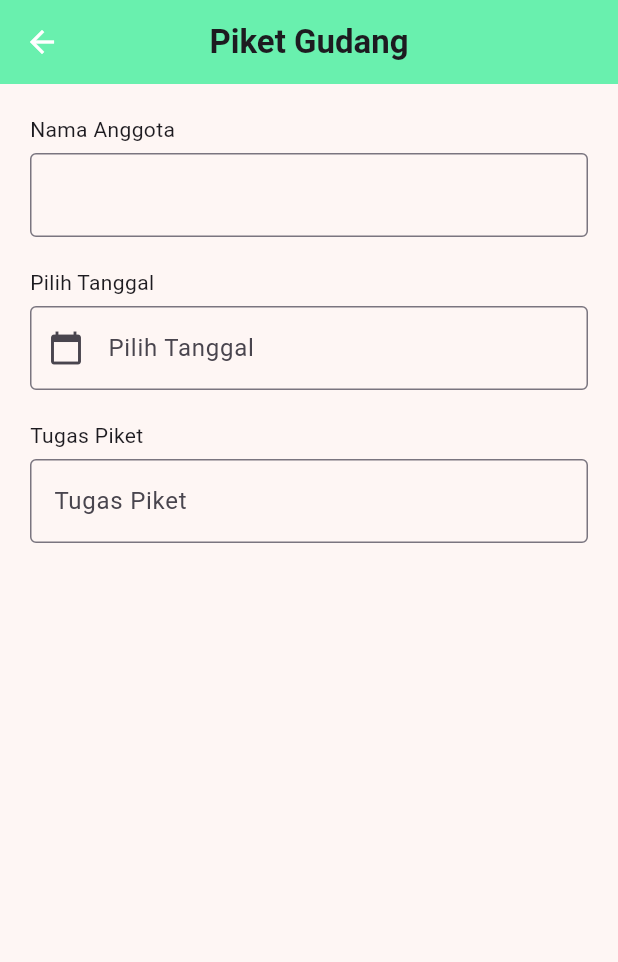
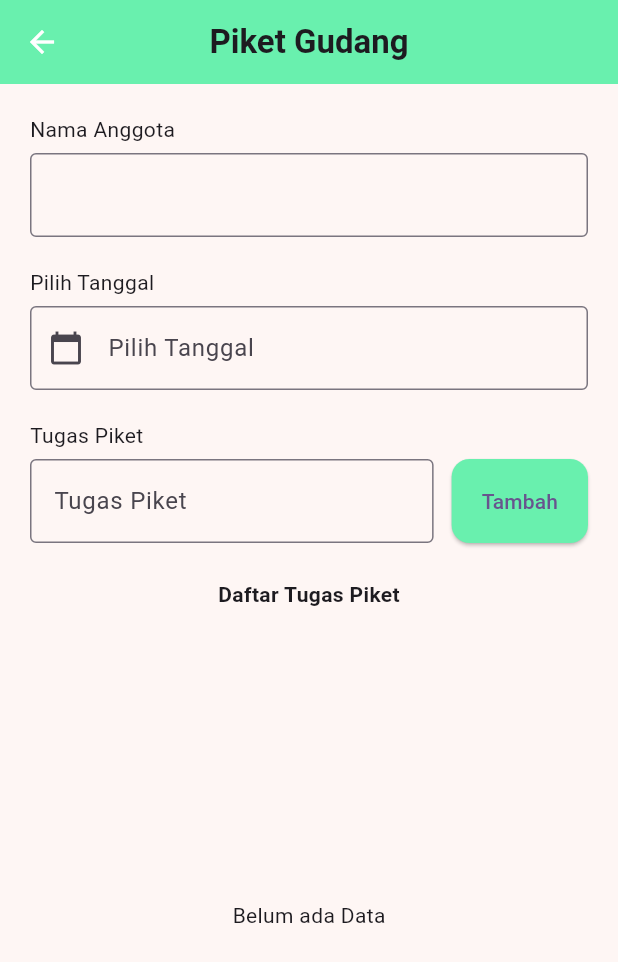
Before and after one commit to MuhammadKhalifRasyidi/20220140062_UCP1Flutter, a Flutter app: the DataPiket screen opened directly, on a phone screen of 412 x 824 dp. Shown: the top 962 px of the screen. Run offline on Flutter 3.47's test engine with Material 3 defaults, Android fonts, the phone set to English and light mode, and no system bars.

Commit message:
menambahkan elevated button serta fungsi onpressed

```diff
--- a/lib/data_piket.dart
+++ b/lib/data_piket.dart
@@ -121,8 +121,85 @@ class _DataPiketState extends State<DataPiket> {
                       },
                     ),
                   ),
-                ]
-              )
+                  const SizedBox(width: 12),
+                  ElevatedButton(
+                    onPressed: _tambahTugas,
+                    style: ElevatedButton.styleFrom(
+                      backgroundColor: Colors.greenAccent,
+                      padding: const EdgeInsets.symmetric(
+                        horizontal: 20,
+                        vertical: 18,
+                      ),
+                      shape: RoundedRectangleBorder(
+                        borderRadius: BorderRadius.circular(12),
+                      ),
+                    ),
+                    child: Text("Tambah"),
+                  ),
+                ],
+              ),
+              const SizedBox(height: 24),
+              Align(
+                alignment: Alignment.center,
+                child: Text(
+                  'Daftar Tugas Piket',
+                  style: TextStyle(fontWeight: FontWeight.bold),
+                ),
+              ),
+              const SizedBox(height: 10),
+              Expanded(
+                child:
+                    daftarTugas.isEmpty
+                        ? Center(child: Text("Belum ada Data"))
+                        : ListView.builder(
+                          itemCount: daftarTugas.length,
+                          itemBuilder: (context, index) {
+                            return Padding(
+                              padding: const EdgeInsets.symmetric(
+                                vertical: 6.0,
+                              ),
+                              child: ElevatedButton(
+                                onPressed: () {
+                                  Navigator.push(
+                                    context,
+                                    MaterialPageRoute(
+                                      builder:
+                                          (context) => DetailPiket(
+                                            nama: namaController.text,
+                                            tugasList: [daftarTugas[index]],
+                                          ),
+                                    ),
+                                  );
+                                },
+                                style: ElevatedButton.styleFrom(
+                                  backgroundColor: Colors.white,
+                                  foregroundColor: Colors.black,
+                                  padding: const EdgeInsets.symmetric(
+                                    vertical: 14,
+                                  ),
+                                  elevation: 2,
+                                  shape: RoundedRectangleBorder(
+                                    borderRadius: BorderRadius.circular(8),
+                                    side: BorderSide(color: Colors.greenAccent),
+                                  ),
+                                ),
+                                child: Align(
+                                  alignment: Alignment.centerLeft,
+                                  child: Padding(
+                                    padding: const EdgeInsets.only(left: 16.0),
+                                    child: Text(
+                                      daftarTugas[index].split(' - ').first,
+                                      style: TextStyle(
+                                        fontWeight: FontWeight.bold,
+                                      ),
+                                    ),
+                                  ),
+                                ),
+                              ),
+                            );
+                          },
+                        ),
+              ),
             ],
           ),
         ),
```
